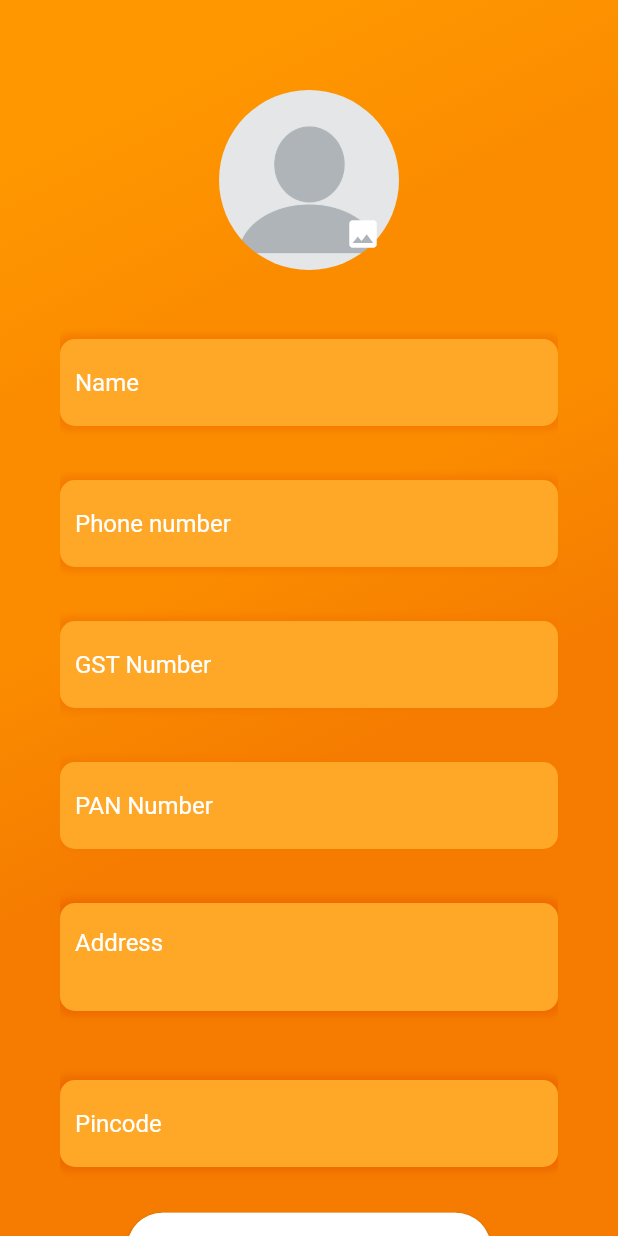
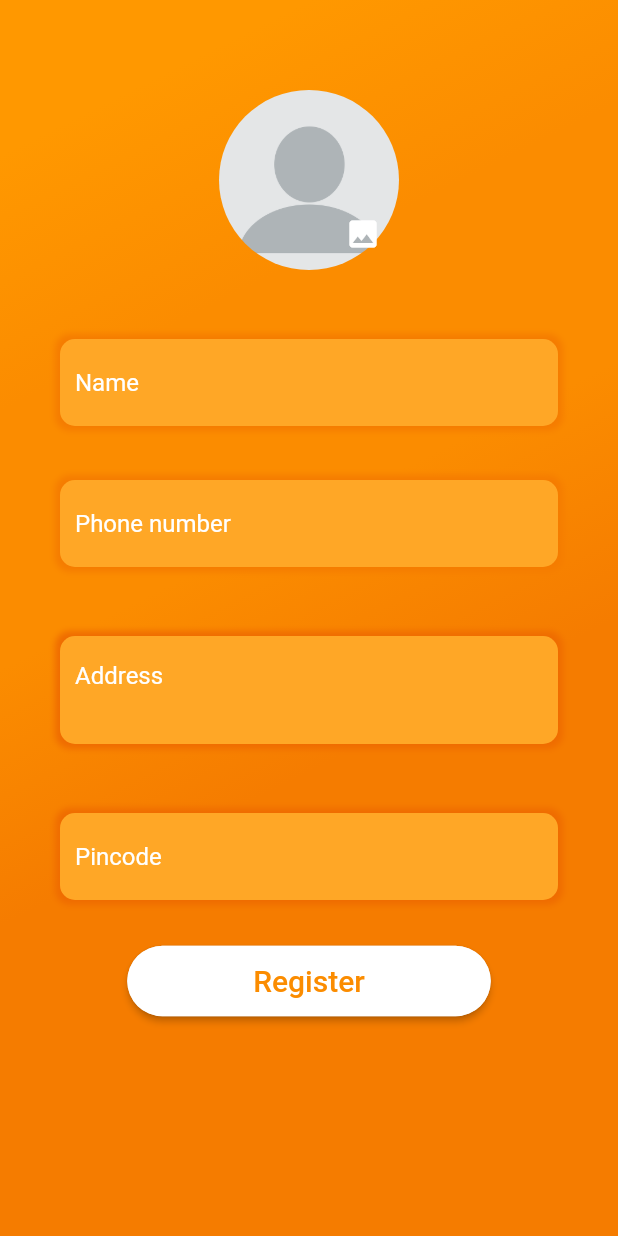
Before and after one commit to DanishSheikh1999/B2B_E_Commerse, a Flutter app: the SignUp_C screen opened directly, on a phone screen of 412 x 824 dp. Run offline on Flutter 3.47's test engine with Material 2 defaults, Android fonts, the phone set to English and light mode, and no system bars; our stand-ins replace cloud_firestore, connectivity, firebase_auth, firebase_core, firebase_storage, flutter_offline and 4 more; accounts and stored records are empty.

```diff
--- a/flutter_sign/lib/custom_classes/credentials.dart
+++ b/flutter_sign/lib/custom_classes/credentials.dart
@@ -6,11 +6,21 @@ class Credentials{
   Credentials({
     this.name,
     this.address,
-    this.gst,
     this.pincode,
-    this.pan,
     this.phone,
     this.picUrl
 
   });
 }
+
+class information {
+  String uid,category;
+  List<String> userTypes;
+  information({
+    this.uid,category,
+    this.userTypes,
+  });
+
+
+
+}
--- a/flutter_sign/lib/main.dart
+++ b/flutter_sign/lib/main.dart
@@ -3,6 +3,10 @@ import 'dart:async';
 
 import 'package:flutter/material.dart';
 import 'package:flutter/services.dart';
+import 'package:flutter_sign/screens/authenticate/category_selection.dart';
+import 'package:flutter_sign/screens/authenticate/customer_type.dart';
+import 'package:flutter_sign/screens/authenticate/register.dart';
+import 'package:flutter_sign/screens/authenticate/registration_continued.dart';
 import 'package:flutter_sign/screens/internet_Checker.dart';
 import 'package:flutter_sign/screens/wrapper.dart';
 import 'package:flutter_sign/services/firebase_auth.dart';
@@ -67,7 +71,7 @@ class _AppState extends State<App> {
   Widget build(BuildContext context) {
     return StreamProvider<User>.value(
         value: AuthService().user,
-        child: MaterialApp(home: Wrapper()
+        child: MaterialApp(home:SignUp_C()
 
             ));
   }
--- a/flutter_sign/lib/screens/authenticate/registration_continued.dart
+++ b/flutter_sign/lib/screens/authenticate/registration_continued.dart
@@ -28,10 +28,7 @@ class _SignUpState extends State<SignUp_C> {
   String pincode="",picUrl="";
   String error = "";
   File _image=null;
-  Map<String,int> lengths =    {"phone":1,
-                                          "gst":1,
-                                          "pan":1,
-                                          "pincode":1};
+  Map<String,int> lengths =    {"phone":1,"pincode":1};
 
   final picker = ImagePicker();
 
@@ -164,59 +161,59 @@ class _SignUpState extends State<SignUp_C> {
                                 ),
                             ),
                             SizedBox(
-                              height: 10,
-                            ),RoundedFormField(
-                              textFormField: TextFormField(
-                                cursorColor: Colors.white,
-                                style: TextStyle(color: Colors.white),
-                                keyboardType: TextInputType.text,
-                                  validator: (value) => gst.length !=lengths["gst"]
-                                      ? "Enter a gst number"
-                                      : null,
-                                  onChanged: (value) =>
-                                      {setState(() => gst= value)},
-                                  decoration: InputDecoration(
-                                      hintText: "GST Number",
-                                      hintStyle:
-                                          TextStyle(color: Colors.white),
-                                      border: InputBorder.none)),
-                             backgroundColor: Colors.orange[400],
-                              edgeInsets: EdgeInsets.symmetric(
-                                vertical: 5, horizontal: 10),
-                            borderRadius: 10,
-                            boxShadow: BoxShadow(
-                                color: Colors.orange[700],
-                                blurRadius: 3,
-                                spreadRadius: 3
-                                ),
-                            ),
-                            SizedBox(
-                              height: 10,
-                            ),RoundedFormField(
-                              textFormField: TextFormField(
-                                cursorColor: Colors.white,
-                                style: TextStyle(color: Colors.white),
-                                keyboardType: TextInputType.text,
-                                  validator: (value) => pan.length !=lengths["pan"]
-                                      ? "Enter a valid pan number"
-                                      : null,
-                                  onChanged: (value) =>
-                                      {setState(() => pan= value)},
-                                  decoration: InputDecoration(
-                                      hintText: "PAN Number",
-                                      hintStyle:
-                                          TextStyle(color: Colors.white),
-                                      border: InputBorder.none)),
-                              backgroundColor: Colors.orange[400],
-                              edgeInsets: EdgeInsets.symmetric(
-                                vertical: 5, horizontal: 10),
-                            borderRadius: 10,
-                            boxShadow: BoxShadow(
-                                color: Colors.orange[700],
-                                blurRadius: 3,
-                                spreadRadius: 3
-                                ),
-                            ),
+                              height: 10,),
+                            // ),RoundedFormField(
+                            //   textFormField: TextFormField(
+                            //     cursorColor: Colors.white,
+                            //     style: TextStyle(color: Colors.white),
+                            //     keyboardType: TextInputType.text,
+                            //       validator: (value) => gst.length !=lengths["gst"]
+                            //           ? "Enter a gst number"
+                            //           : null,
+                            //       onChanged: (value) =>
+                            //           {setState(() => gst= value)},
+                            //       decoration: InputDecoration(
+                            //           hintText: "GST Number",
+                            //           hintStyle:
+                            //               TextStyle(color: Colors.white),
+                            //           border: InputBorder.none)),
+                            //  backgroundColor: Colors.orange[400],
+                            //   edgeInsets: EdgeInsets.symmetric(
+                            //     vertical: 5, horizontal: 10),
+                            // borderRadius: 10,
+                            // boxShadow: BoxShadow(
+                            //     color: Colors.orange[700],
+                            //     blurRadius: 3,
+                            //     spreadRadius: 3
+                            //     ),
+                            // ),
+                            // SizedBox(
+                            //   height: 10,
+                            // ),RoundedFormField(
+                            //   textFormField: TextFormField(
+                            //     cursorColor: Colors.white,
+                            //     style: TextStyle(color: Colors.white),
+                            //     keyboardType: TextInputType.text,
+                            //       validator: (value) => pan.length !=lengths["pan"]
+                            //           ? "Enter a valid pan number"
+                            //           : null,
+                            //       onChanged: (value) =>
+                            //           {setState(() => pan= value)},
+                            //       decoration: InputDecoration(
+                            //           hintText: "PAN Number",
+                            //           hintStyle:
+                            //               TextStyle(color: Colors.white),
+                            //           border: InputBorder.none)),
+                            //   backgroundColor: Colors.orange[400],
+                            //   edgeInsets: EdgeInsets.symmetric(
+                            //     vertical: 5, horizontal: 10),
+                            // borderRadius: 10,
+                            // boxShadow: BoxShadow(
+                            //     color: Colors.orange[700],
+                            //     blurRadius: 3,
+                            //     spreadRadius: 3
+                            //     ),
+                            // ),
                             SizedBox(
                               height: 10,
                             ),
@@ -284,7 +281,7 @@ class _SignUpState extends State<SignUp_C> {
                                 if (_formkey.currentState.validate() && _image!=null) {
                                   await uploadImage();
                                   await DatabaseService(uid:widget.uid).updateUsers(Credentials(
-                                    name: name,phone: phone_number,pan: pan,gst: gst,pincode: pincode,
+                                    name: name,phone: phone_number,pincode: pincode,
                                     address: address_line,picUrl: picUrl
                                   ));
                                   SharedPreferences pref = await SharedPreferences.getInstance();
--- a/flutter_sign/lib/services/database.dart
+++ b/flutter_sign/lib/services/database.dart
@@ -12,8 +12,6 @@ class DatabaseService{
     return await users.doc(uid).set({
       "Name":cred.name,
       "Phone_Number":cred.phone,
-      "GST": cred.gst,
-      "PAN": cred.pan,
       "Address":cred.address,
       "Pincode":cred.pincode,
       "PicUrl":cred.picUrl
```
Also changed, not shown: flutter_sign/lib/screens/authenticate/category_selection.dart (added, +72 -0 lines), flutter_sign/lib/screens/authenticate/customer_type.dart (added, +184 -0 lines), flutter_sign/assets/clothing.jpg (added), flutter_sign/assets/electronics.png (added), flutter_sign/assets/firecrackers.jpg (added), flutter_sign/assets/fmcg.png (added), flutter_sign/assets/footwear.jpg (added), flutter_sign/assets/furniture.png (added), flutter_sign/assets/kitchen.png (added), flutter_sign/assets/raw_food.jpg (added), flutter_sign/assets/sports.jpg (added), flutter_sign/assets/toys.jpg (added).
